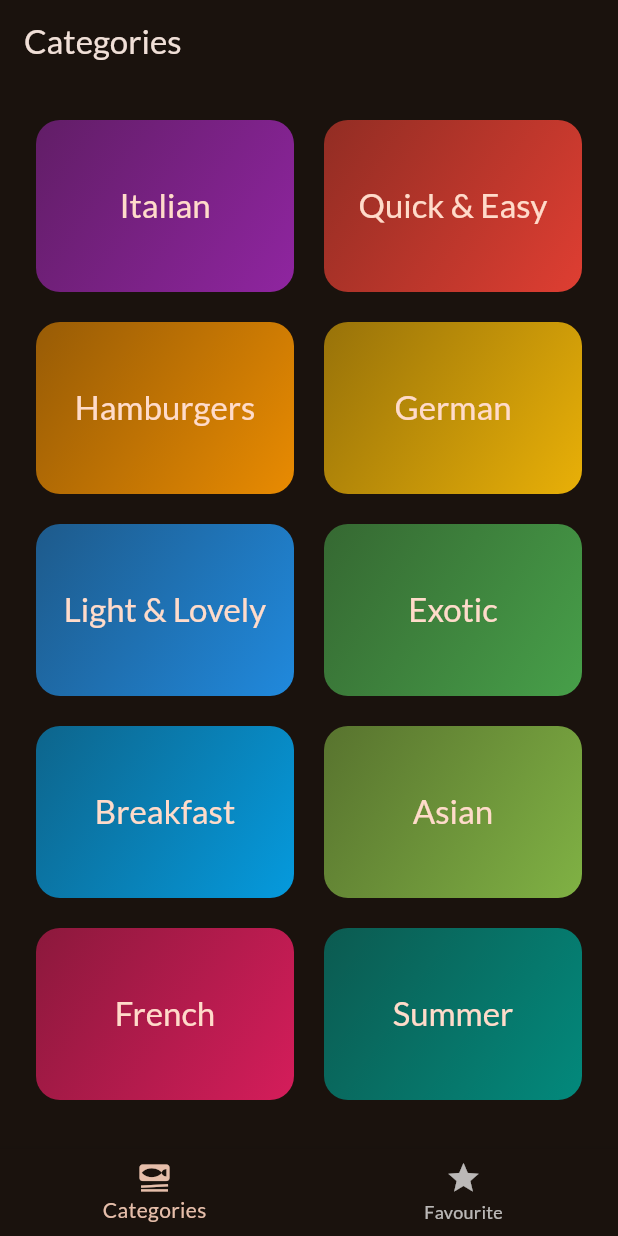
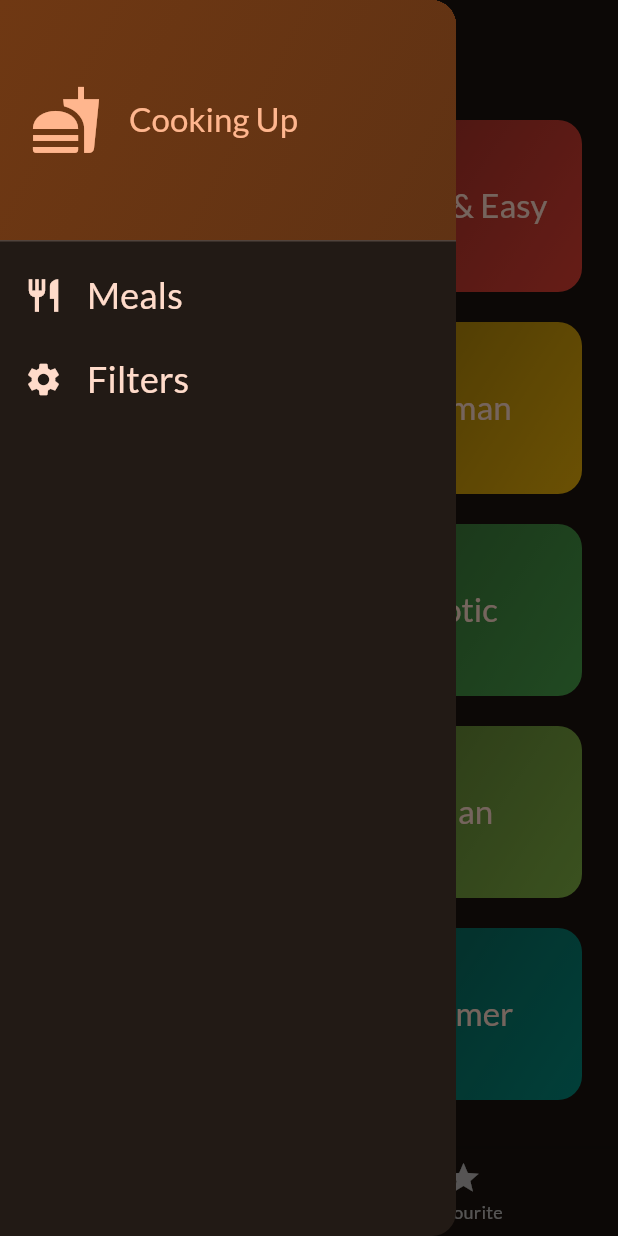
Before and after one commit to vathadianil/Flutter_Meals_App, a Flutter app: the screen it shows after launch, with the side drawer open (before the commit the screen has no drawer), on a phone screen of 412 x 824 dp. Run offline on Flutter 3.47's test engine with Material 3 defaults, Android fonts, the phone set to English and light mode, and no system bars; our stand-ins replace google_fonts, transparent_image.

Commit message:
Added Drawer to the app

```diff
--- a/lib/screens/tabs.dart
+++ b/lib/screens/tabs.dart
@@ -2,6 +2,7 @@ import 'package:flutter/material.dart';
 import 'package:meals_app/models/meal.dart';
 import 'package:meals_app/screens/categories.dart';
 import 'package:meals_app/screens/meals.dart';
+import 'package:meals_app/widgets/main_drawer.dart';
 
 class TabsScreen extends StatefulWidget {
   const TabsScreen({super.key});
@@ -61,6 +62,7 @@ class _TabsScreenState extends State<TabsScreen> {
       appBar: AppBar(
         title: Text(activePageTitle),
       ),
+      drawer: const MainDrawer(),
       body: activePage,
       bottomNavigationBar: BottomNavigationBar(
         onTap: (index) {
--- /dev/null
+++ b/lib/widgets/main_drawer.dart
@@ -0,0 +1,78 @@
+import 'package:flutter/material.dart';
+
+class MainDrawer extends StatelessWidget {
+  const MainDrawer({super.key});
+
+  @override
+  Widget build(BuildContext context) {
+    return Drawer(
+      child: Column(
+        children: [
+          DrawerHeader(
+            decoration: BoxDecoration(
+              gradient: LinearGradient(
+                colors: [
+                  Theme.of(context).colorScheme.primaryContainer,
+                  Theme.of(context)
+                      .colorScheme
+                      .primaryContainer
+                      .withOpacity(.8),
+                ],
+                begin: Alignment.topLeft,
+                end: Alignment.bottomRight,
+              ),
+            ),
+            padding: const EdgeInsets.all(20),
+            child: Row(
+              children: [
+                Icon(
+                  Icons.fastfood,
+                  size: 48,
+                  color: Theme.of(context).colorScheme.primary,
+                ),
+                const SizedBox(
+                  width: 18,
+                ),
+                Text(
+                  'Cooking Up',
+                  style: Theme.of(context)
+                      .textTheme
+                      .titleLarge!
+                      .copyWith(color: Theme.of(context).colorScheme.primary),
+                ),
+              ],
+            ),
+          ),
+          ListTile(
+            onTap: () {},
+            leading: Icon(
+              Icons.restaurant,
+              size: 26,
+              color: Theme.of(context).colorScheme.onPrimaryContainer,
+            ),
+            title: Text(
+              'Meals',
+              style: Theme.of(context).textTheme.titleSmall!.copyWith(
+                  color: Theme.of(context).colorScheme.onPrimaryContainer,
+                  fontSize: 24),
+            ),
+          ),
+          ListTile(
+            onTap: () {},
+            leading: Icon(
+              Icons.settings,
+              size: 26,
+              color: Theme.of(context).colorScheme.onPrimaryContainer,
+            ),
+            title: Text(
+              'Filters',
+              style: Theme.of(context).textTheme.titleSmall!.copyWith(
+                  color: Theme.of(context).colorScheme.onPrimaryContainer,
+                  fontSize: 24),
+            ),
+          ),
+        ],
+      ),
+    );
+  }
+}
```
